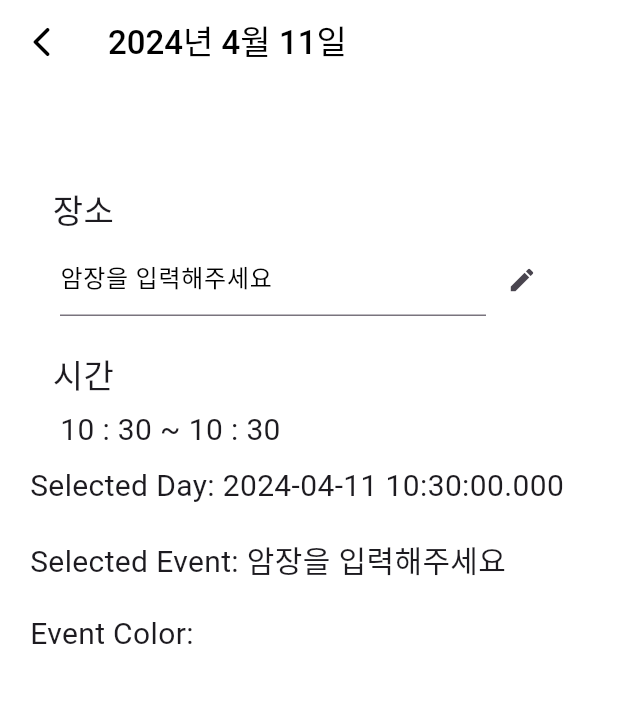
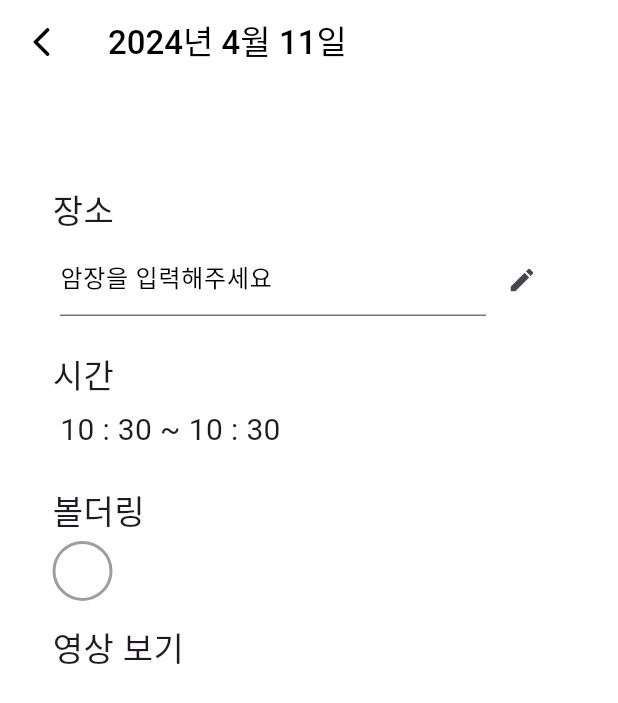
Before and after one commit to KOBOT-13/CLIVING-FRONT, a Flutter app: the RecordScreen screen opened directly with empty values, on a phone screen of 412 x 824 dp. Shown: the top 703 px of the screen. Run offline on Flutter 3.47's test engine with Material 3 defaults, Android fonts, the phone set to English and light mode, and no system bars; our stand-ins replace flutter_svg, get, table_calendar; missing offline and left inert: curved_nav_bar.

Commit message:
Feat: 볼더링 컬러를 화면에 표시

```diff
--- a/lib/screens/record_screen.dart
+++ b/lib/screens/record_screen.dart
@@ -40,6 +40,14 @@ class _RecordScreenState extends State<RecordScreen> {
     int startM = widget.selectedEvent.start.minute;
     int finishH = widget.selectedEvent.finish.hour;
     int finishM = widget.selectedEvent.finish.minute;
+    final Map<String, Color> colorMap = {
+      'red': Colors.red,
+      'blue': Colors.blue,
+      // 다른 색상도 추가할 수 있습니다.
+    };
+
+    final Color selectedColor =
+        colorMap[widget.selectedEvent.color] ?? Colors.transparent;
 
     return Scaffold(
       appBar: AppBar(
@@ -146,20 +154,61 @@ class _RecordScreenState extends State<RecordScreen> {
                   ],
                 ),
               ),
-              Text(
-                'Selected Day: ${widget.selectedDay.toString()}',
-                style: const TextStyle(fontSize: 20),
+              const SizedBox(
+                height: 10,
               ),
-              const SizedBox(height: 20),
-              Text(
-                'Selected Event: ${widget.selectedEvent.place}',
-                style: const TextStyle(fontSize: 20),
+              const Padding(
+                padding: EdgeInsets.fromLTRB(15, 5, 0, 0),
+                child: Text(
+                  '볼더링',
+                  textAlign: TextAlign.left,
+                  style: TextStyle(
+                    fontSize: 22,
+                    fontWeight: FontWeight.w500,
+                  ),
+                ),
               ),
-              const SizedBox(height: 20),
-              Text(
-                'Event Color: ${widget.selectedEvent.color}',
-                style: const TextStyle(fontSize: 20),
+              Padding(
+                padding: const EdgeInsets.fromLTRB(15.0, 5, 0, 0),
+                child: Container(
+                  width: 40, // 원의 너비
+                  height: 40, // 원의 높이
+                  decoration: BoxDecoration(
+                    shape: BoxShape.circle,
+                    border: Border.all(color: Colors.grey, width: 2.0),
+                    color: selectedColor,
+                  ),
+                ),
               ),
+              const SizedBox(
+                height: 10,
+              ),
+              const Padding(
+                padding: EdgeInsets.fromLTRB(15, 5, 0, 0),
+                child: Text(
+                  '영상 보기',
+                  textAlign: TextAlign.left,
+                  style: TextStyle(
+                    fontSize: 22,
+                    fontWeight: FontWeight.w500,
+                  ),
+                ),
+              ),
+
+              // Text(
+              //   'Selected Day: ${widget.selectedDay.toString()}',
+              //   style: const TextStyle(fontSize: 20),
+              // ),
+              // const SizedBox(height: 20),
+              // Text(
+              //   'Selected Event: ${widget.selectedEvent.place}',
+              //   style: const TextStyle(fontSize: 20),
+              // ),
+              // const SizedBox(height: 20),
+              // Text(
+              //   'Event Color: ${widget.selectedEvent.color}',
+              //   style: const TextStyle(fontSize: 20),
+              // ),
             ],
           ),
         ),
```
